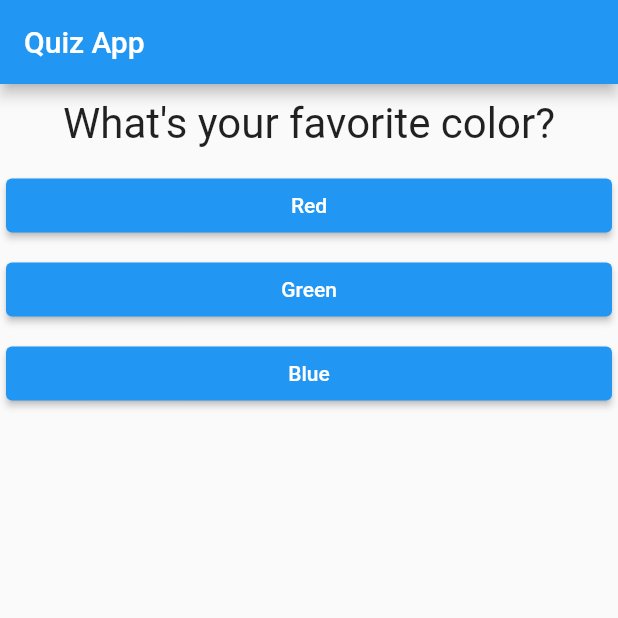
After one commit to JesusMF23/course-repo, a Flutter app: the screen it shows after launch, on a phone screen of 412 x 824 dp, the top half of it. The commit adds this screen. Run offline on Flutter 3.47's test engine with Material 2 defaults, Android fonts, the phone set to English and light mode, and no system bars.

Commit message:
session-51-splitting into widgets

```diff
--- a/my_app_1/flutter_application_1/lib/main.dart
+++ b/my_app_1/flutter_application_1/lib/main.dart
@@ -1,6 +1,6 @@
 import 'package:flutter/material.dart';
-import './question.dart';
-import './answer.dart';
+import './quiz.dart';
+import './result.dart';
 
 // void main() {
 //   runApp(MyApp());
@@ -23,7 +23,7 @@ class _MyAppState extends State<MyApp> {
   // this second class is the state and is not rebuilt every time state changes
   //alternative syntax
   // class _MyAppState -> the _ is a private class and is not accessible outside of this file
-  final questions = [
+  final _questions = [
     {
       "questionText": "What's your favorite color?",
       "answers": ["Red", "Green", "Blue"]
@@ -44,7 +44,7 @@ class _MyAppState extends State<MyApp> {
       _questionIndex = _questionIndex + 1;
     }); //we need to add a set state to the function that generates the event and include the logic for changing the state
     //we increase the index with each answer by 1
-    if (_questionIndex < questions.length) {
+    if (_questionIndex < _questions.length) {
       print("We have more questions!");
     } else {
       print("No more questions!");
@@ -62,22 +62,13 @@ class _MyAppState extends State<MyApp> {
         appBar: AppBar(
           title: const Text("Quiz App"),
         ),
-        body: _questionIndex < questions.length
-            ? Column(
-                children: [
-                  Question(
-                      //we are using the custom widget built in question.dart
-                      questions[_questionIndex]["questionText"]
-                          as String), //could use questions.elementAt(0)
-                  ...(questions[_questionIndex]["answers"] as List<String>)
-                      .map((answer) {
-                    // the ... takes all values in a list and get them out of the list to the parent widget
-                    // in this case, we add the values of a list to the parent widget list
-                    return Answer(_answerQuestion, answer);
-                  }).toList()
-                ],
+        body: _questionIndex < _questions.length
+            ? Quiz(
+                questions: _questions,
+                answerQuestion: _answerQuestion,
+                questionIndex: _questionIndex,
               )
-            : Center(child: Text("You reached the end!")),
+            : Result(),
       ),
     ); // body only admits 1 widget
   }
--- /dev/null
+++ b/my_app_1/flutter_application_1/lib/quiz.dart
@@ -0,0 +1,31 @@
+import 'package:flutter/material.dart';
+import './question.dart';
+import './answer.dart';
+
+class Quiz extends StatelessWidget {
+  final List<Map<String, Object>> questions;
+  final VoidCallback answerQuestion;
+  final int questionIndex;
+
+  Quiz(
+      {required this.questions,
+      required this.answerQuestion,
+      required this.questionIndex});
+
+  @override
+  Widget build(BuildContext context) {
+    return Column(
+      children: [
+        Question(
+            //we are using the custom widget built in question.dart
+            questions[questionIndex]["questionText"]
+                as String), //could use questions.elementAt(0)
+        ...(questions[questionIndex]["answers"] as List<String>).map((answer) {
+          // the ... takes all values in a list and get them out of the list to the parent widget
+          // in this case, we add the values of a list to the parent widget list
+          return Answer(answerQuestion, answer);
+        }).toList()
+      ],
+    );
+  }
+}
```
Also changed, not shown: my_app_1/flutter_application_1/lib/result.dart (added, +8 -0 lines).
